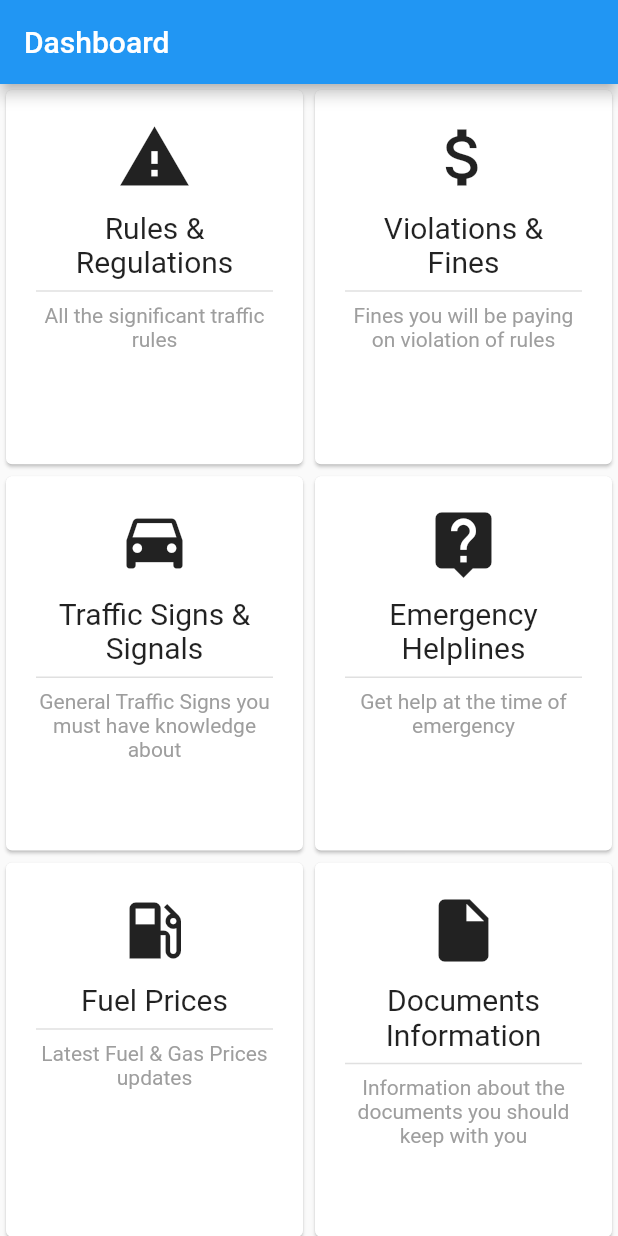
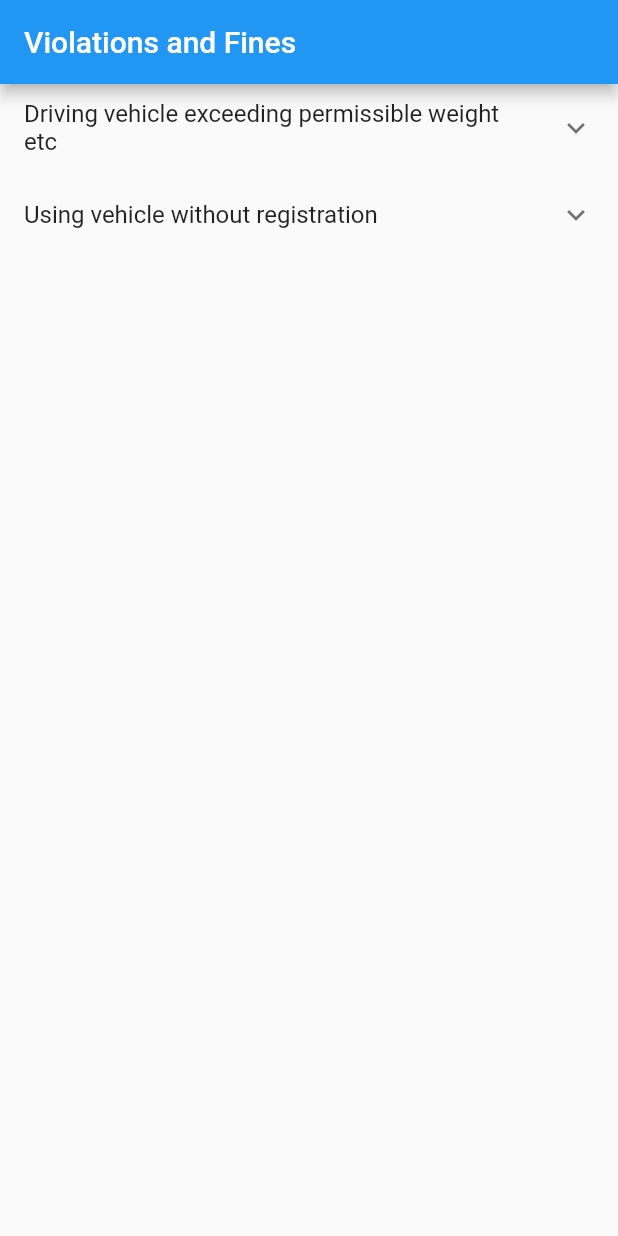
Before and after one commit to Mit-Patel/traffic_rules, a Flutter app: the screen it shows after launch, after a tap on "Rules & Regulations", on a phone screen of 412 x 824 dp. Run offline on Flutter 3.47's test engine with Material 2 defaults, Android fonts, the phone set to English and light mode, and no system bars.

Commit message:
list added

```diff
--- a/lib/components/DashboardCard.dart
+++ b/lib/components/DashboardCard.dart
@@ -1,4 +1,5 @@
 import 'package:flutter/material.dart';
+import 'package:traffic_rules/screens/ViolationsandFines.dart';
 
 class DashboardCard extends StatefulWidget {
   final IconData _icon;
@@ -15,9 +16,15 @@ class _DashboardCardState extends State<DashboardCard> {
   @override
   Widget build(BuildContext context) {
     return Card(
+      color: Colors.amberAccent,
       child: InkWell(
-        splashColor: Theme.of(context).primaryColor.withAlpha(80),
-        onTap: () {},
+        splashColor: Colors.white.withAlpha(80),
+        onTap: () {
+          Navigator.push(
+            context,
+            MaterialPageRoute(builder: (context) => ExpansionTileDemo()),
+          );
+        },
         child: Padding(
           padding: const EdgeInsets.all(20.0),
           child: Column(
--- /dev/null
+++ b/lib/data/Rules.dart
@@ -0,0 +1,47 @@
+
+class Rules{
+  String title;
+  final List <Rules>
+    children;
+  Rules(this.title,[this.children = const <Rules>[]]);
+
+}
+// This is the entire multi-level list displayed by this app
+final List<Rules> data = <Rules>[
+  Rules(
+    'Driving vehicle exceeding permissible weight etc',
+    <Rules>[
+      Rules(
+        'Section A0',
+        <Rules>[
+          Rules('Item A0.2'),
+          Rules('Item A0.1'),
+          Rules('Item A0.3'),
+        ],
+      ),
+      Rules('Section A1'),
+      Rules('Section A2'),
+    ],
+  ),
+  // Second Row
+  Rules('Chapter B', <Rules>[
+    Rules('Section B0'),
+    Rules('Section B1'),
+  ]),
+  Rules(
+    'Chapter C',
+    <Rules>[
+      Rules('Section C0'),
+      Rules('Section C1'),
+      Rules(
+        'Section C2',
+        <Rules>[
+          Rules('Item C2.0'),
+          Rules('Item C2.1'),
+          Rules('Item C2.2'),
+          Rules('Item C2.3'),
+        ],
+      )
+    ],
+  ),
+];
--- a/lib/screens/Dashboard.dart
+++ b/lib/screens/Dashboard.dart
@@ -42,10 +42,13 @@ class _DashboardState extends State<Dashboard> {
   @override
   Widget build(BuildContext context) {
     return Scaffold(
+      backgroundColor:Colors.white,
       appBar: AppBar(
         title: Text("Dashboard"),
+
       ),
       body: GridView.count(
+
           crossAxisCount: 2,
           childAspectRatio: 4 / 5,
           children: List.generate(cards.length, (index) {
--- /dev/null
+++ b/lib/screens/ViolationsandFines.dart
@@ -0,0 +1,73 @@
+import 'package:flutter/material.dart';
+
+class ExpansionTileDemo extends StatelessWidget {
+  @override
+  Widget build(BuildContext context) {
+    return MaterialApp(
+      home: Scaffold(
+        appBar: AppBar(
+          title: const Text('Violations and Fines'),
+        ),
+        body: ListView.builder(
+          itemCount: data.length,
+          itemBuilder: (BuildContext context, int index) => EntryItem(
+            data[index],
+          ),
+        ),
+      ),
+    );
+  }
+}
+
+class Rules{
+  String title;
+  final List <Rules>
+  children;
+  Rules(this.title,[this.children = const <Rules>[]]);
+
+}
+// This is the entire multi-level list displayed by this app
+final List<Rules> data = <Rules>[
+
+  Rules('Driving vehicle exceeding permissible weight etc', <Rules>[
+    Rules('1.    Whoever drives or causes or allows to be driven a transport vehicle in contravention of the conditions of permit prescribed by State or Regional Transport Authorities under sub-section 1 of section 113 prohibiting or restricting the use of such vehicle in area or route'),
+    Rules('2.    Driving vehicle or cause or allow to be driven in any public place which is not fitted with pneumatic tyres.'),
+    Rules('3.    Driving vehicle or cause or allow to be driven in any public place-'),
+    Rules('4.    the unladen weight of which exceeds the unladen weight specified in the certificate of registration of the vehicle,'),
+    Rules('5.    The laden weight of which exceeds the gross vehicle weight specified in the certificate of registration of the vehicle.'),
+  ],
+
+  ),
+  Rules('Using vehicle without registration',
+  <Rules>[
+    Rules('1.    Whoever drives or causes or allows to be driven a motor vehicle   carrying a registration mark displayed in  contravention of  rule 50 or rule 51 of the Central Motor Vehicles Rules, 1989 in public place.'),
+    Rules('2.    Two wheeler vehicle'),
+    Rules('3.      Three wheeler   '),
+    Rules('4.      Light Motor Vehicle  '),
+
+  ])
+];
+class EntryItem extends StatelessWidget {
+  const EntryItem(this.entry);
+  final Rules entry;
+
+  // This function recursively creates the multi-level list rows.
+  Widget _buildTiles(Rules root) {
+
+    if (root.children.isEmpty) {
+      return ListTile(
+        title: Text(root.title),
+      );
+    }
+    return ExpansionTile(
+      key: PageStorageKey<Rules>(root),
+      title: Text(root.title),
+      children: root.children.map<Widget>(_buildTiles).toList(),
+    );
+  }
+
+  @override
+  Widget build(BuildContext context) {
+    return _buildTiles(entry);
+  }
+}
--- a/pubspec.yaml
+++ b/pubspec.yaml
@@ -28,6 +28,8 @@ dependencies:
   # The following adds the Cupertino Icons font to your application.
   # Use with the CupertinoIcons class for iOS style icons.
   cupertino_icons: ^0.1.3
+  http: ^0.12.2
+  convert: ^2.1.1
 
 dev_dependencies:
   flutter_test:
```
Also changed, not shown: pubspec.lock.
